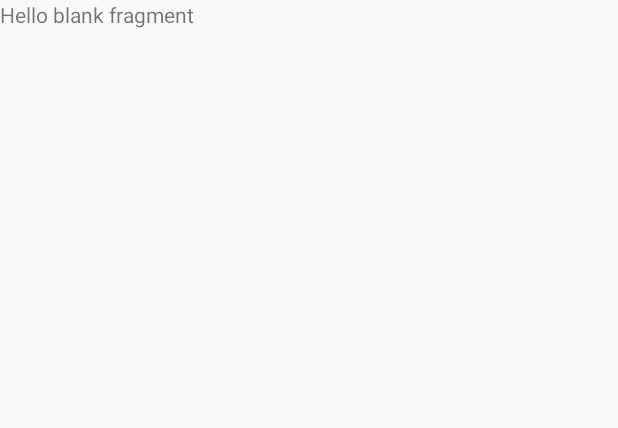
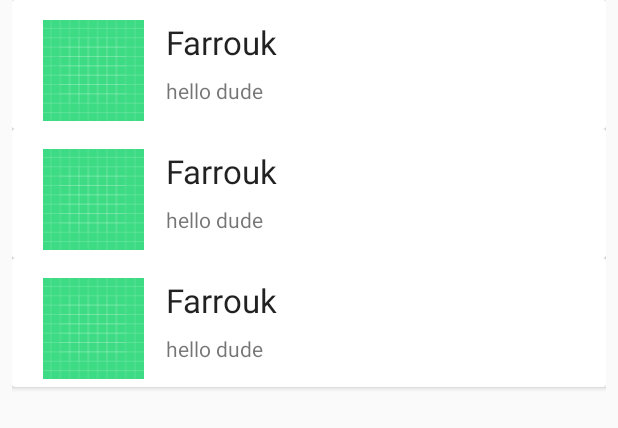
Before and after one commit to nabase1/Simple_Chat_App, an Android app: the layout fragment_chat_list.xml on its own in the app's theme, with its tools: preview values and no code run, on a phone screen of 412 x 824 dp. Shown: the top 428 px of the screen. Run offline under Robolectric (Android 15) with nearby library versions, the phone set to English and light mode, and no system bars.

```diff
--- a/app/build.gradle
+++ b/app/build.gradle
@@ -25,6 +25,10 @@ android {
     buildFeatures {
         dataBinding true
     }
+    compileOptions {
+        sourceCompatibility JavaVersion.VERSION_1_8
+        targetCompatibility JavaVersion.VERSION_1_8
+    }
 }
 
 dependencies {
--- /dev/null
+++ b/app/src/main/res/layout/chat_users_item.xml
@@ -0,0 +1,48 @@
+<?xml version="1.0" encoding="utf-8"?>
+
+<androidx.cardview.widget.CardView xmlns:android="http://schemas.android.com/apk/res/android"
+    xmlns:app="http://schemas.android.com/apk/res-auto"
+    android:layout_width="match_parent"
+    android:layout_height="wrap_content">
+
+    <androidx.constraintlayout.widget.ConstraintLayout
+        android:layout_width="match_parent"
+        android:layout_height="wrap_content"
+        android:padding="5dp">
+
+        <ImageView
+            android:id="@+id/imageView2"
+            android:layout_width="81dp"
+            android:layout_height="67dp"
+            android:layout_marginStart="8dp"
+            android:layout_marginTop="8dp"
+            app:layout_constraintStart_toStartOf="parent"
+            app:layout_constraintTop_toTopOf="parent"
+            app:srcCompat="@drawable/ic_launcher_background"/>
+
+        <TextView
+            android:id="@+id/textView_name"
+            android:layout_width="0dp"
+            android:layout_height="wrap_content"
+            android:layout_marginStart="8dp"
+            android:layout_marginEnd="8dp"
+            android:text="Farrouk"
+            android:textAppearance="@style/TextAppearance.AppCompat.Large"
+            app:layout_constraintEnd_toEndOf="parent"
+            app:layout_constraintHorizontal_bias="0.0"
+            app:layout_constraintStart_toEndOf="@+id/imageView2"
+            app:layout_constraintTop_toTopOf="@+id/imageView2" />
+
+        <TextView
+            android:id="@+id/textView_hours"
+            android:layout_width="0dp"
+            android:layout_height="wrap_content"
+            android:layout_marginTop="8dp"
+            android:text="hello dude"
+            app:layout_constraintEnd_toEndOf="@+id/textView_name"
+            app:layout_constraintHorizontal_bias="0.0"
+            app:layout_constraintStart_toStartOf="@+id/textView_name"
+            app:layout_constraintTop_toBottomOf="@+id/textView_name" />
+    </androidx.constraintlayout.widget.ConstraintLayout>
+
+</androidx.cardview.widget.CardView>
--- a/app/src/main/res/layout/fragment_chat_list.xml
+++ b/app/src/main/res/layout/fragment_chat_list.xml
@@ -1,14 +1,23 @@
 <?xml version="1.0" encoding="utf-8"?>
-<FrameLayout xmlns:android="http://schemas.android.com/apk/res/android"
+<androidx.constraintlayout.widget.ConstraintLayout xmlns:android="http://schemas.android.com/apk/res/android"
     xmlns:tools="http://schemas.android.com/tools"
     android:layout_width="match_parent"
     android:layout_height="match_parent"
+    xmlns:app="http://schemas.android.com/apk/res-auto"
     tools:context=".ChatListFragment">
 
     <!-- TODO: Update blank fragment layout -->
-    <TextView
-        android:layout_width="match_parent"
-        android:layout_height="match_parent"
-        android:text="@string/hello_blank_fragment" />
 
-</FrameLayout>
+    <androidx.recyclerview.widget.RecyclerView
+        android:layout_width="0dp"
+        android:layout_height="0dp"
+        android:layout_marginStart="8dp"
+        android:layout_marginEnd="8dp"
+        android:layout_marginBottom="4dp"
+        app:layout_constraintTop_toTopOf="parent"
+        app:layout_constraintBottom_toBottomOf="parent"
+        app:layout_constraintEnd_toEndOf="parent"
+        app:layout_constraintStart_toStartOf="parent"
+        tools:listitem="@layout/chat_users_item" />
+
+</androidx.constraintlayout.widget.ConstraintLayout>
--- a/app/src/main/res/layout/fragment_chat.xml
+++ b/app/src/main/res/layout/fragment_group_chat_list.xml
@@ -26,7 +26,7 @@
 
         <EditText
             android:id="@+id/edit_text_chart"
-            android:layout_width="309dp"
+            android:layout_width="0dp"
             android:layout_height="51dp"
             android:layout_marginStart="8dp"
             android:layout_marginBottom="8dp"
@@ -34,12 +34,12 @@
             android:gravity="start|top"
             android:inputType="textMultiLine"
             app:layout_constraintBottom_toBottomOf="parent"
-            app:layout_constraintEnd_toStartOf="@+id/button"
+            app:layout_constraintEnd_toStartOf="@+id/sendButton"
             app:layout_constraintHorizontal_bias="0.0"
             app:layout_constraintStart_toStartOf="parent" />
 
         <Button
-            android:id="@+id/button"
+            android:id="@+id/sendButton"
             android:layout_width="wrap_content"
             android:layout_height="wrap_content"
             android:text="Send"
--- a/app/src/main/res/values/colors.xml
+++ b/app/src/main/res/values/colors.xml
@@ -3,4 +3,6 @@
     <color name="colorPrimary">#6200EE</color>
     <color name="colorPrimaryDark">#3700B3</color>
     <color name="colorAccent">#03DAC5</color>
+    <color name="colorTabText">#E9EFEF</color>
+    <color name="colorTabSelectedText">#BBC3C3</color>
 </resources>
```
Also changed, not shown: app/src/main/java/com/nabase1/simplechatapp/GroupChatFragment.java (+9 -4 lines), app/src/main/java/com/nabase1/simplechatapp/MainActivity.java (+21 -26 lines), app/src/main/java/com/nabase1/simplechatapp/PagerAdapter.java (added, +39 -0 lines), app/src/main/java/com/nabase1/simplechatapp/SearchFragment.java (added, +64 -0 lines), app/src/main/res/layout/activity_main.xml (+18 -1 lines), app/src/main/res/layout/fragment_search.xml (added, +14 -0 lines).
